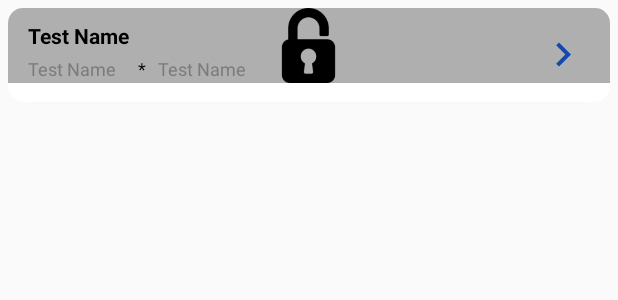
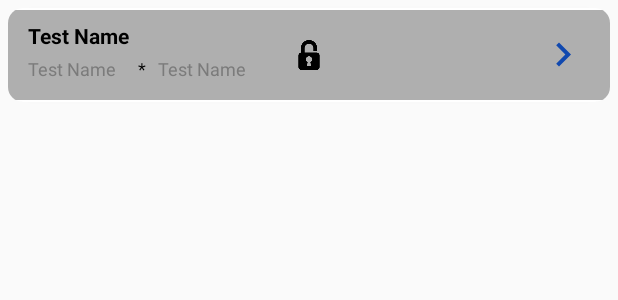
Before and after one commit to mjjoshi/StudyByVideo, an Android app: the layout test_name_list_item.xml on its own in the app's theme, with its tools: preview values and no code run, on a phone screen of 412 x 824 dp. Shown: the top 300 px of the screen. Run offline under Robolectric (Android 15) with nearby library versions, the light colour scheme and no system bars.

Commit message:
Test screen change

```diff
--- a/app/src/main/res/layout/test_name_list_item.xml
+++ b/app/src/main/res/layout/test_name_list_item.xml
@@ -198,12 +198,13 @@
         <RelativeLayout
             android:id="@+id/lock"
             android:layout_width="match_parent"
-            android:layout_height="wrap_content"
+            android:layout_height="@dimen/dimen_60dp"
+            android:layout_centerVertical="true"
             android:clickable="true"
             android:background="#50000000">
             <ImageView
-                android:layout_width="50dp"
-                android:layout_height="50dp"
+                android:layout_width="@dimen/dimen_20dp"
+                android:layout_height="@dimen/dimen_20dp"
                 android:layout_centerInParent="true"
                 android:src="@drawable/lock">
 
```
